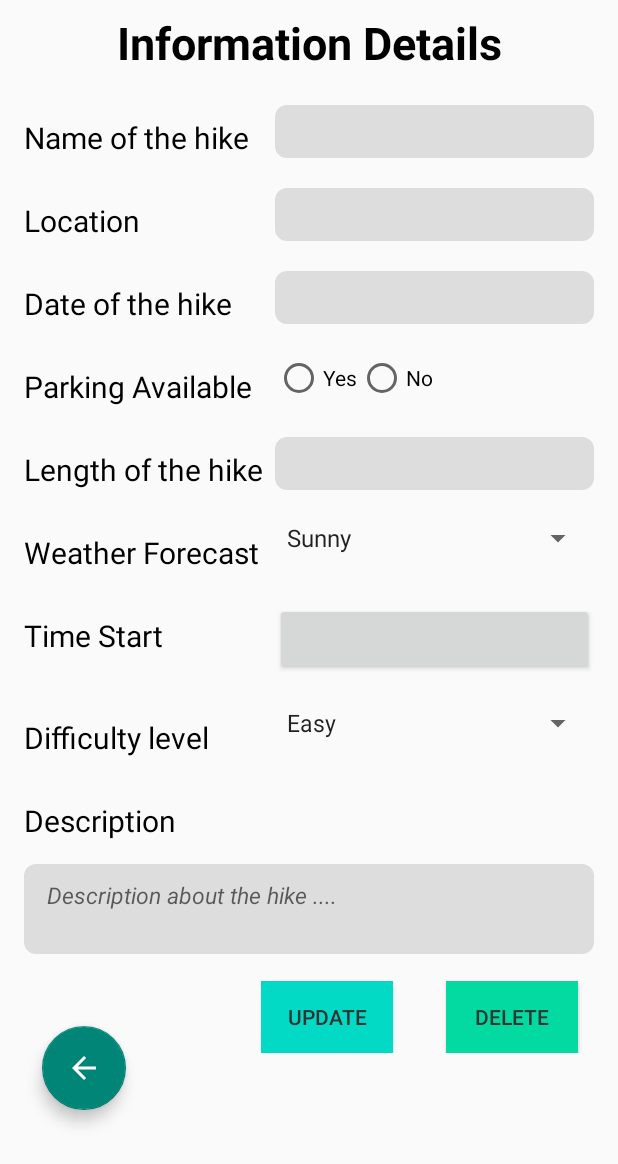
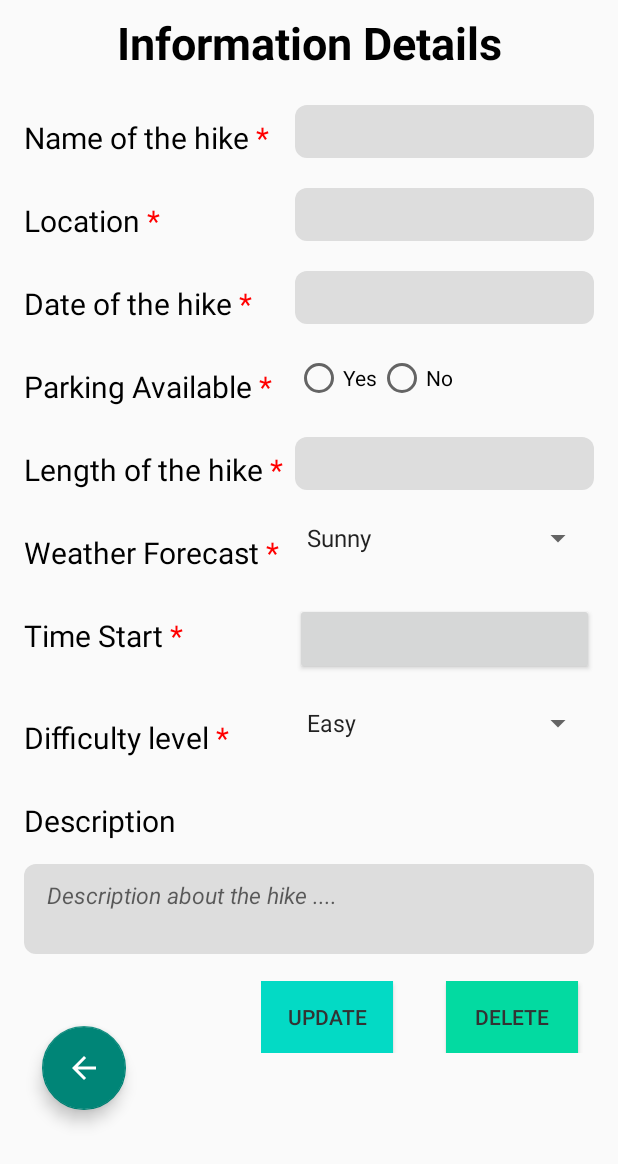
Before and after one commit to 1Ir-is/COMP1786-CourseWork, an Android app: the UpdateActivity screen opened directly, with no data from a screen before it, on a phone screen of 412 x 824 dp. Shown: the top 1164 px of the screen. Run offline under Robolectric (Android 15) with nearby library versions, the phone set to English and light mode, and no system bars.

```diff
--- a/app/src/main/java/com/example/coursework/activities/UpdateActivity.java
+++ b/app/src/main/java/com/example/coursework/activities/UpdateActivity.java
@@ -8,7 +8,11 @@ import android.app.Activity;
 import android.app.TimePickerDialog;
 import android.content.DialogInterface;
 import android.content.Intent;
+import android.graphics.Color;
 import android.os.Bundle;
+import android.text.Spannable;
+import android.text.SpannableString;
+import android.text.style.ForegroundColorSpan;
 import android.view.View;
 import android.widget.ArrayAdapter;
 import android.widget.Button;
@@ -16,6 +20,7 @@ import android.widget.EditText;
 import android.widget.RadioGroup;
 import android.widget.RadioButton;
 import android.widget.Spinner;
+import android.widget.TextView;
 import android.widget.TimePicker;
 import android.widget.Toast;
 
@@ -42,17 +47,65 @@ public class UpdateActivity extends AppCompatActivity {
         super.onCreate(savedInstanceState);
         setContentView(R.layout.activity_update);
 
+        // Find the TextView by their IDs
+        TextView nameHikeLabel = findViewById(R.id.nameHikeUpdate);
+        TextView locationHikeLabel = findViewById(R.id.nameLocationUpdate);
+        TextView dateHikeLabel = findViewById(R.id.dateHikeUpdate);
+        TextView parkingAvailableHikeLabel = findViewById(R.id.parkingAvailableHikeUpdate);
+        TextView lengthHikeLabel = findViewById(R.id.lengthHikeUpdate);
+        TextView difficultyLevelHikeLabel = findViewById(R.id.levelHikeUpdate);
+        TextView weatherForecastLabel = findViewById(R.id.weatherForecastHikeUpdate);
+        TextView estimatedTimeLabel = findViewById(R.id.estimatedTimeHikeUpdate);
+
+        // Create a red asterisk (*)
+        String redAsterisk = " *";
+
+        // Create a SpannableString with the label text and the red asterisk
+        SpannableString nameHikeSpan = new SpannableString(nameHikeLabel.getText() + redAsterisk);
+        SpannableString locationHikeSpan = new SpannableString(locationHikeLabel.getText() + redAsterisk);
+        SpannableString dateHikeSpan = new SpannableString(dateHikeLabel.getText() + redAsterisk);
+        SpannableString parkingAvailableHikeSpan = new SpannableString(parkingAvailableHikeLabel.getText() + redAsterisk);
+        SpannableString lengthHikeSpan = new SpannableString(lengthHikeLabel.getText() + redAsterisk);
+        SpannableString difficultyLevelHikeSpan = new SpannableString(difficultyLevelHikeLabel.getText() + redAsterisk);
+        SpannableString weatherForecastSpan = new SpannableString(weatherForecastLabel.getText() + redAsterisk);
+        SpannableString estimatedTimeSpan = new SpannableString(estimatedTimeLabel.getText() + redAsterisk);
+
+        // Set the text color of the asterisk to red
+        int redColor = Color.RED;
+        nameHikeSpan.setSpan(new ForegroundColorSpan(redColor), nameHikeSpan.length() - 1, nameHikeSpan.length(), Spannable.SPAN_EXCLUSIVE_EXCLUSIVE);
+        locationHikeSpan.setSpan(new ForegroundColorSpan(redColor), locationHikeSpan.length() - 1, locationHikeSpan.length(), Spannable.SPAN_EXCLUSIVE_EXCLUSIVE);
+        dateHikeSpan.setSpan(new ForegroundColorSpan(redColor), dateHikeSpan.length() - 1, dateHikeSpan.length(), Spannable.SPAN_EXCLUSIVE_EXCLUSIVE);
+        parkingAvailableHikeSpan.setSpan(new ForegroundColorSpan(redColor), parkingAvailableHikeSpan.length() - 1, parkingAvailableHikeSpan.length(), Spannable.SPAN_EXCLUSIVE_EXCLUSIVE);
+        lengthHikeSpan.setSpan(new ForegroundColorSpan(redColor), lengthHikeSpan.length() - 1, lengthHikeSpan.length(), Spannable.SPAN_EXCLUSIVE_EXCLUSIVE);
+        difficultyLevelHikeSpan.setSpan(new ForegroundColorSpan(redColor), difficultyLevelHikeSpan.length() - 1, difficultyLevelHikeSpan.length(), Spannable.SPAN_EXCLUSIVE_EXCLUSIVE);
+        weatherForecastSpan.setSpan(new ForegroundColorSpan(redColor), weatherForecastSpan.length() - 1, weatherForecastSpan.length(), Spannable.SPAN_EXCLUSIVE_EXCLUSIVE);
+        estimatedTimeSpan.setSpan(new ForegroundColorSpan(redColor), estimatedTimeSpan.length() - 1, estimatedTimeSpan.length(), Spannable.SPAN_EXCLUSIVE_EXCLUSIVE);
+
+        // Set the SpannableStrings as the text for the TextViews
+        nameHikeLabel.setText(nameHikeSpan);
+        locationHikeLabel.setText(locationHikeSpan);
+        dateHikeLabel.setText(dateHikeSpan);
+        parkingAvailableHikeLabel.setText(parkingAvailableHikeSpan);
+        lengthHikeLabel.setText(lengthHikeSpan);
+        difficultyLevelHikeLabel.setText(difficultyLevelHikeSpan);
+        weatherForecastLabel.setText(weatherForecastSpan);
+        estimatedTimeLabel.setText(estimatedTimeSpan);
+
+        // Get the id for EditText
         nameInputUpdate = findViewById(R.id.hike_name_text_update);
         locationInputUpdate = findViewById(R.id.hike_location_text_update);
         dateInputUpdate = findViewById(R.id.hike_date_text_update);
         lengthInputUpdate = findViewById(R.id.hike_length_text_update);
         descriptionInputUpdate = findViewById(R.id.hike_description_text_update);
 
+        // Get the id for time button
         estimatedTimeUpdate = findViewById(R.id.hike_estimated_time_update_button);
 
+        // Get the id for spinner
         hikeWeatherForecastSpinner = findViewById(R.id.hike_weather_forecast_spinner);
         hikeDifficultyLevelSpinner = findViewById(R.id.hike_difficulty_level_spinner);
 
+        // Get the id for radio button and group
         parkingRadioGroup = findViewById(R.id.parking_available_radio_group);
         radioButtonYes = findViewById(R.id.radio_yes);
         radioButtonNo = findViewById(R.id.radio_no);
@@ -62,7 +115,7 @@ public class UpdateActivity extends AppCompatActivity {
         backButton = findViewById(R.id.return_button);
 
         // First we call this
-        getData();
+        getHikerInformation();
 
         updateButton.setOnClickListener(new View.OnClickListener() {
             @Override
@@ -130,7 +183,7 @@ public class UpdateActivity extends AppCompatActivity {
         });
     }
 
-    public void getData(){
+    public void getHikerInformation(){
         if (
             getIntent().hasExtra("id") &&
             getIntent().hasExtra("name") &&
@@ -150,7 +203,6 @@ public class UpdateActivity extends AppCompatActivity {
             date = getIntent().getStringExtra("date");
             parkingAvailable = getIntent().getStringExtra("parkingAvailable");
             length = getIntent().getStringExtra("length");
-            weatherForecast = getIntent().getStringExtra("weatherForecast");
             String weatherForecast = getIntent().getStringExtra("weatherForecast");
             estimatedTime = getIntent().getStringExtra("estimatedTime");
             String difficultyLevel = getIntent().getStringExtra("difficultyLevel");
--- a/app/src/main/res/layout/activity_update.xml
+++ b/app/src/main/res/layout/activity_update.xml
@@ -46,7 +46,7 @@
         <TableRow
             android:layout_marginBottom="20sp">
             <TextView
-                android:id="@+id/nameHike"
+                android:id="@+id/nameHikeUpdate"
                 android:layout_width="wrap_content"
                 android:layout_height="wrap_content"
                 android:layout_gravity="start"
@@ -76,7 +76,7 @@
         <TableRow
             android:layout_marginBottom="20sp">
             <TextView
-                android:id="@+id/nameLocation"
+                android:id="@+id/nameLocationUpdate"
                 android:layout_width="wrap_content"
                 android:layout_height="wrap_content"
                 android:layout_gravity="start"
@@ -109,7 +109,7 @@
         <TableRow
             android:layout_marginBottom="20sp">
             <TextView
-                android:id="@+id/dateHike"
+                android:id="@+id/dateHikeUpdate"
                 android:layout_width="wrap_content"
                 android:layout_height="wrap_content"
                 android:layout_gravity="start"
@@ -138,7 +138,7 @@
         <TableRow
             android:layout_marginBottom="20sp">
             <TextView
-                android:id="@+id/parkingAvailableHike"
+                android:id="@+id/parkingAvailableHikeUpdate"
                 android:layout_width="wrap_content"
                 android:layout_height="wrap_content"
                 android:layout_gravity="start"
@@ -173,7 +173,7 @@
         <TableRow
             android:layout_marginBottom="20sp">
             <TextView
-                android:id="@+id/lengthHike"
+                android:id="@+id/lengthHikeUpdate"
                 android:layout_width="wrap_content"
                 android:layout_height="wrap_content"
                 android:layout_gravity="start"
@@ -210,7 +210,7 @@
         <TableRow
             android:layout_marginBottom="20sp">
             <TextView
-                android:id="@+id/weatherForecastHike"
+                android:id="@+id/weatherForecastHikeUpdate"
                 android:layout_width="wrap_content"
                 android:layout_height="wrap_content"
                 android:layout_gravity="start"
@@ -235,7 +235,7 @@
         <TableRow
             android:layout_marginBottom="20sp">
             <TextView
-                android:id="@+id/estimatedTimeHike"
+                android:id="@+id/estimatedTimeHikeUpdate"
                 android:layout_width="wrap_content"
                 android:layout_height="wrap_content"
                 android:layout_gravity="start"
@@ -261,7 +261,7 @@
         <TableRow
             android:layout_marginBottom="20sp">
             <TextView
-                android:id="@+id/levelHike"
+                android:id="@+id/levelHikeUpdate"
                 android:layout_width="wrap_content"
                 android:layout_height="wrap_content"
                 android:layout_gravity="start"
```
